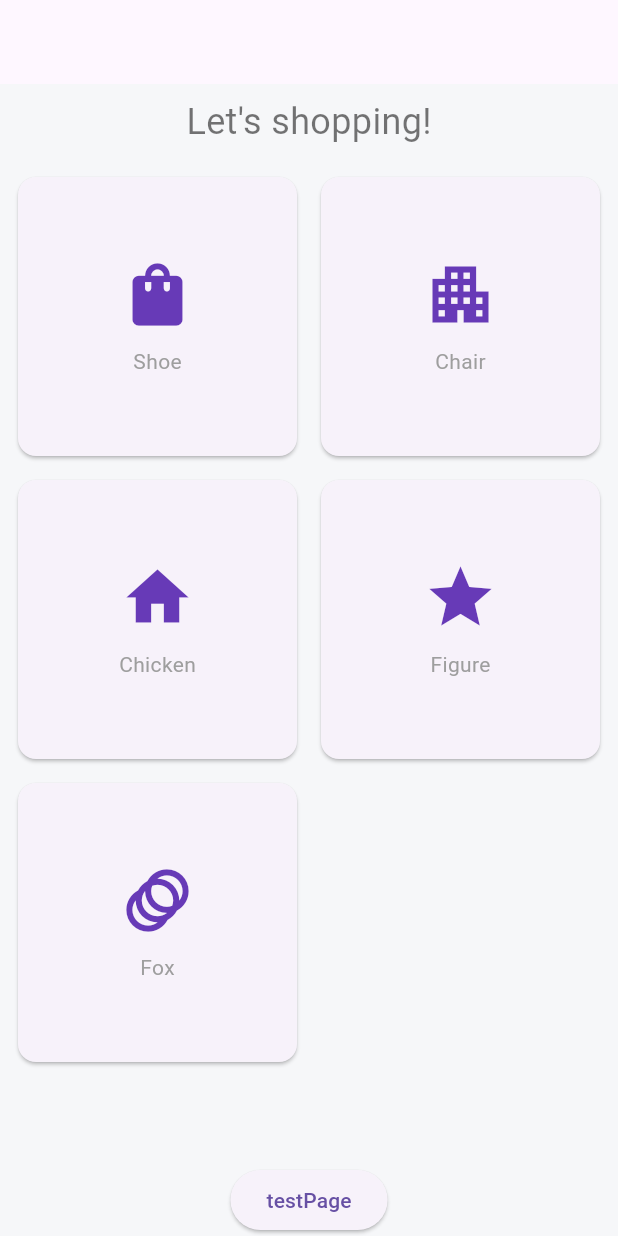
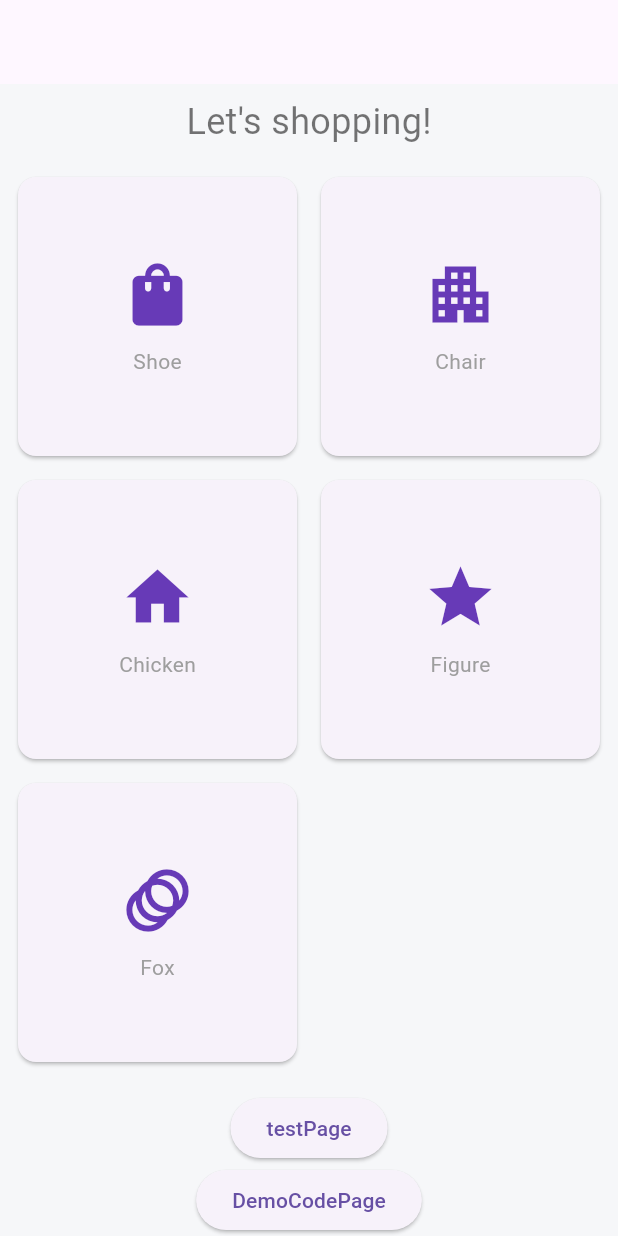
Before and after one commit to PumPuiEvo/2024intern, a Flutter app: the screen it shows after launch, on a phone screen of 412 x 824 dp. Run offline on Flutter 3.47's test engine with Material 3 defaults, Android fonts, the phone set to English and light mode, and no system bars; missing offline and left inert: ar_flutter_plugin, arcore_flutter_plugin, flutter_archive; accounts and stored records are empty.

Commit message:
feat : exaple page

```diff
--- a/ar-app/lib/views/home_screen.dart
+++ b/ar-app/lib/views/home_screen.dart
@@ -1,4 +1,5 @@
 import 'package:arapp/model/shop_cread_model.dart';
+import 'package:arapp/views/demo_code_page.dart';
 import 'package:arapp/views/testOnlyAR.dart';
 import 'package:flutter/material.dart';
 import 'package:arapp/app_colors.dart';
@@ -77,7 +78,10 @@ class _MyHomePageState extends State<MyHomePage> {
           ),
           ElevatedButton(
             onPressed: () { Navigator.push(context, MaterialPageRoute(builder: (context) => LocalAndWebObjectsWidget())); },
-            child: const Text("testPage"))
+            child: const Text("testPage")),
+          ElevatedButton(
+              onPressed: () { Navigator.push(context, MaterialPageRoute(builder: (context) => const ArAppDemo())); },
+              child: const Text("DemoCodePage")),
         ],
       ),
     );
```
